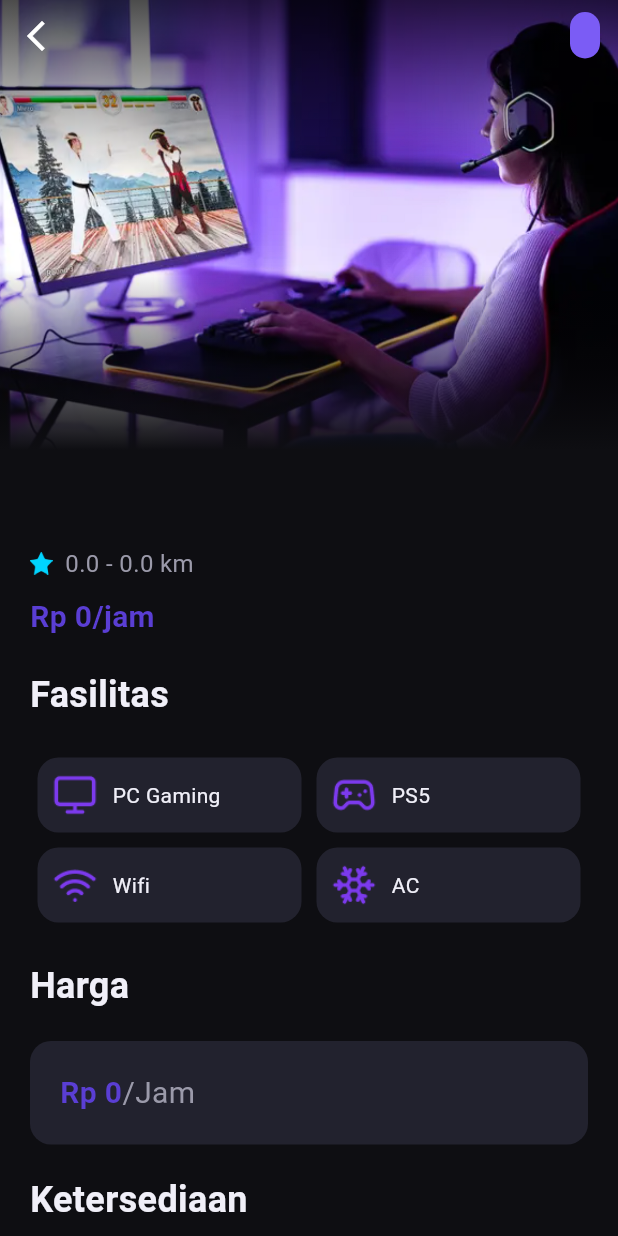
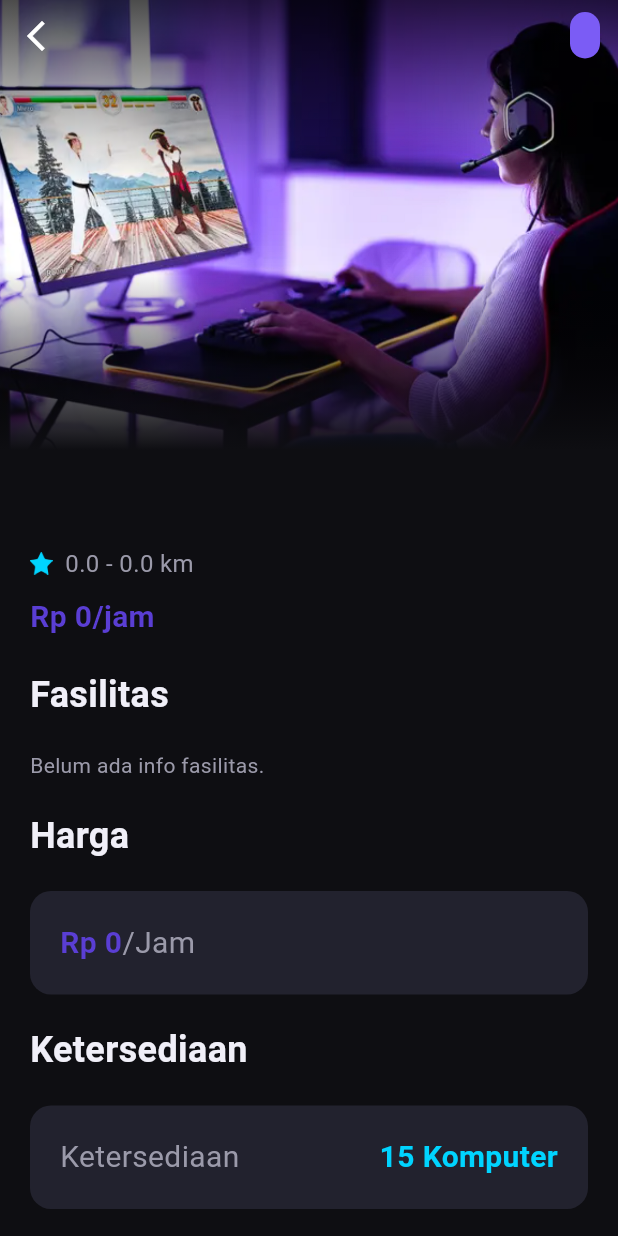
Before and after one commit to Blueeyss14/mabar-slurd, a Flutter app: the DetailScreen screen opened directly with empty values, on a phone screen of 412 x 824 dp. Run offline on Flutter 3.47's test engine with Material 3 defaults, Android fonts, the phone set to English and light mode, and no system bars; drawn by our look-alikes of auto_size_text; our stand-ins replace cloud_firestore, firebase_auth, firebase_core, firebase_storage, flutter_local_notifications, flutter_map and 5 more; accounts and stored records are empty.

Commit message:
refactor: fasilitas murni dari Firestore (hapus fallback hardcoded)
Detail venue tampilkan fasilitas hanya dari data venue; bila kosong tampil
"Belum ada info fasilitas." Hapus pemakaian detail_page_widgets.

Co-Authored-By: Claude Sonnet 4.6 <noreply@anthropic.com>

```diff
--- a/lib/src/feat/detail/presentation/views/pages/detail_screen.dart
+++ b/lib/src/feat/detail/presentation/views/pages/detail_screen.dart
@@ -1,10 +1,8 @@
-import 'package:auto_size_text/auto_size_text.dart';
 import 'package:flutter/material.dart';
 import 'package:mabar_slurd/src/core/formatters.dart';
 import 'package:mabar_slurd/src/res/assets.dart';
 import 'package:mabar_slurd/src/res/custom_colors.dart';
 import 'package:mabar_slurd/src/shared/buttons/mabar_button.dart';
-import 'package:mabar_slurd/src/feat/detail/presentation/widgets/detail_page_widgets.dart';
 import 'package:mabar_slurd/src/feat/detail/presentation/widgets/venue_reviews.dart';
 import 'package:mabar_slurd/src/feat/booking/presentation/views/pages/booking_page.dart';
 
@@ -220,40 +218,10 @@ class DetailScreen extends StatelessWidget {
                               .map((f) => _facilityChip(f))
                               .toList(),
                         )
-                      : Wrap(
-                          alignment: WrapAlignment.start,
-                          children: List.generate(
-                            detailPagesWidgets.length,
-                            (index) => FractionallySizedBox(
-                              widthFactor: 0.5,
-                              child: Container(
-                                margin: const EdgeInsets.all(5),
-                                padding: const EdgeInsets.all(10),
-                                decoration: BoxDecoration(
-                                  borderRadius: BorderRadius.circular(14),
-                                  color: CustomColors.mabarSurfaceCard,
-                                ),
-                                child: Row(
-                                  mainAxisAlignment: MainAxisAlignment.start,
-                                  children: [
-                                    Image.asset(
-                                      detailPagesWidgets[index]['icon'],
-                                      width: 30,
-                                    ),
-                                    const SizedBox(width: 10),
-                                    AutoSizeText(
-                                      detailPagesWidgets[index]['label'],
-                                      minFontSize: 6,
-                                      maxLines: 1,
-                                      overflow: TextOverflow.ellipsis,
-                                      style: const TextStyle(
-                                        color: CustomColors.mabarTextPrimary,
-                                      ),
-                                    ),
-                                  ],
-                                ),
-                              ),
-                            ),
+                      : const Text(
+                          'Belum ada info fasilitas.',
+                          style: TextStyle(
+                            color: CustomColors.mabarTextSecondary,
                           ),
                         ),
                   const SizedBox(height: 20),
```
